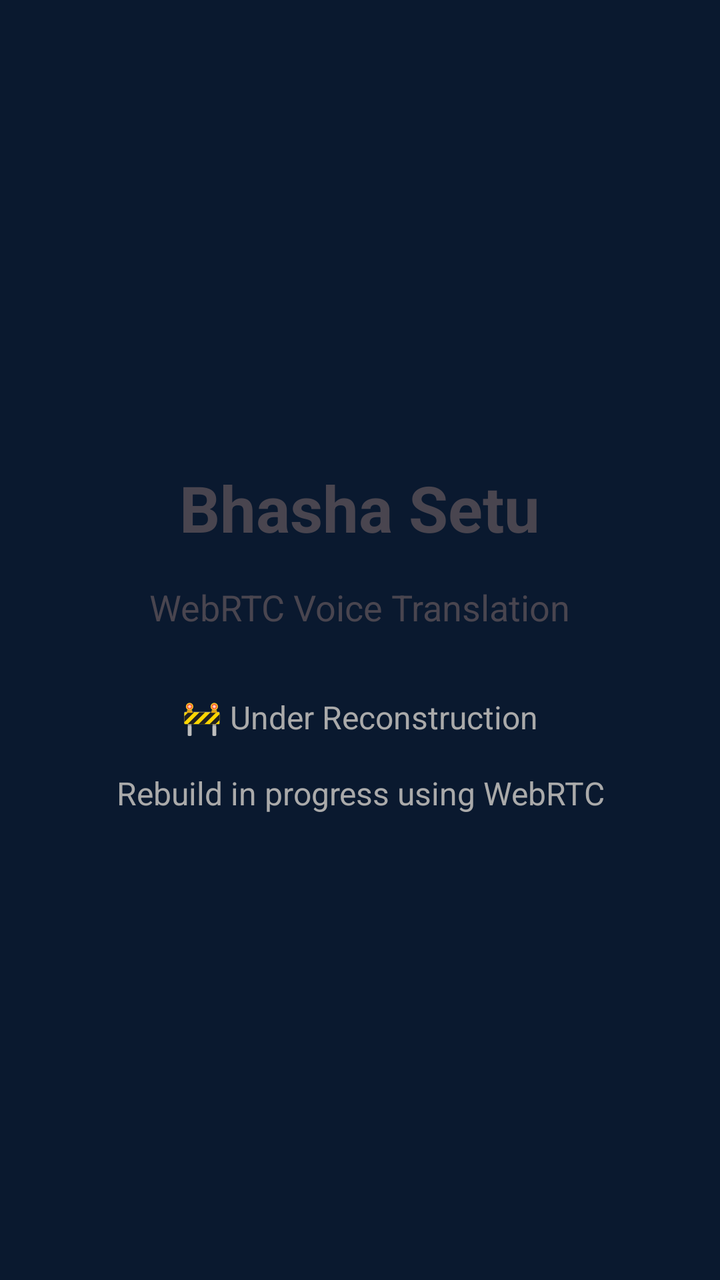
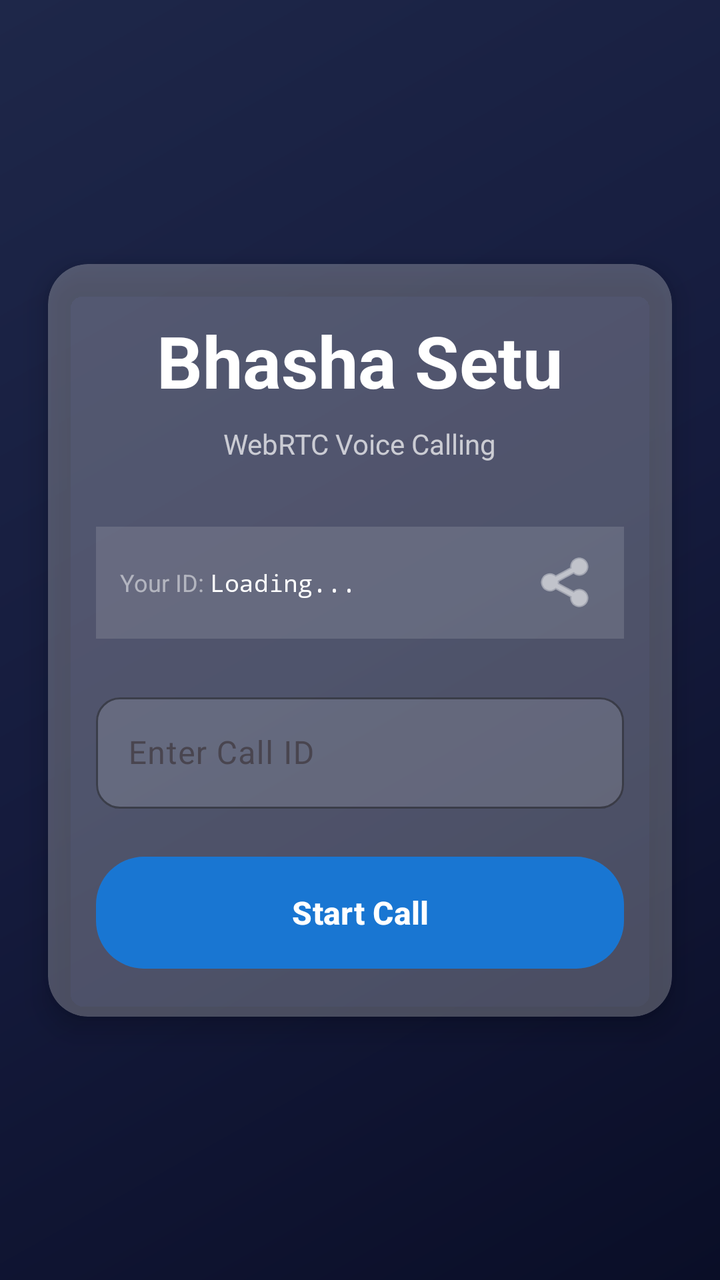

Screens rendered from an Android XML layout before and after an edit, with the pre-edit source and the edit as a unified diff.
<!-- AndroidManifest.xml: application theme Theme.VoiceTranslate -->
<!-- res/layout/activity_main.xml -->
<?xml version="1.0" encoding="utf-8"?>
<LinearLayout xmlns:android="http://schemas.android.com/apk/res/android"
    android:layout_width="match_parent"
    android:layout_height="match_parent"
    android:orientation="vertical"
    android:gravity="center"
    android:padding="24dp">

    <TextView
        android:id="@+id/tvTitle"
        android:layout_width="wrap_content"
        android:layout_height="wrap_content"
        android:text="Bhasha Setu"
        android:textSize="32sp"
        android:textStyle="bold"
        android:layout_marginBottom="16dp" />

    <TextView
        android:id="@+id/tvSubtitle"
        android:layout_width="wrap_content"
        android:layout_height="wrap_content"
        android:text="WebRTC Voice Translation"
        android:textSize="18sp"
        android:layout_marginBottom="32dp" />

    <TextView
        android:id="@+id/tvStatus"
        android:layout_width="wrap_content"
        android:layout_height="wrap_content"
        android:text="🚧 Under Reconstruction\n\nRebuild in progress using WebRTC"
        android:textSize="16sp"
        android:gravity="center"
        android:textColor="@android:color/darker_gray" />

</LinearLayout>
<!-- resources referenced by this layout -->
<resources>
  <style name="Theme.VoiceTranslate" parent="Theme.Material3.DayNight.NoActionBar">
          <item name="colorPrimary">@color/blue_primary</item>
          <item name="android:windowBackground">@color/background_dark</item>
          <item name="android:statusBarColor">@color/background_dark</item>
      </style>
  <color name="blue_primary">#1976D2</color>
  <color name="background_dark">#0A192F</color>
</resources>

<!-- the commit's change to res/layout/activity_main.xml (unified diff, before → after) -->
@@ -1,35 +1,135 @@
 <?xml version="1.0" encoding="utf-8"?>
-<LinearLayout xmlns:android="http://schemas.android.com/apk/res/android"
+<androidx.constraintlayout.widget.ConstraintLayout 
+    xmlns:android="http://schemas.android.com/apk/res/android"
+    xmlns:app="http://schemas.android.com/apk/res-auto"
     android:layout_width="match_parent"
     android:layout_height="match_parent"
-    android:orientation="vertical"
-    android:gravity="center"
-    android:padding="24dp">
+    android:background="@drawable/gradient_background">
 
-    <TextView
-        android:id="@+id/tvTitle"
-        android:layout_width="wrap_content"
+    
+    <androidx.cardview.widget.CardView
+        android:id="@+id/cardMain"
+        android:layout_width="0dp"
         android:layout_height="wrap_content"
-        android:text="Bhasha Setu"
-        android:textSize="32sp"
-        android:textStyle="bold"
-        android:layout_marginBottom="16dp" />
+        android:layout_marginStart="24dp"
+        android:layout_marginEnd="24dp"
+        app:cardBackgroundColor="#40FFFFFF"
+        app:cardCornerRadius="20dp"
+        app:cardElevation="8dp"
+        app:layout_constraintBottom_toBottomOf="parent"
+        app:layout_constraintEnd_toEndOf="parent"
+        app:layout_constraintStart_toStartOf="parent"
+        app:layout_constraintTop_toTopOf="parent">
 
-    <TextView
-        android:id="@+id/tvSubtitle"
-        android:layout_width="wrap_content"
-        android:layout_height="wrap_content"
-        android:text="WebRTC Voice Translation"
-        android:textSize="18sp"
-        android:layout_marginBottom="32dp" />
+        <LinearLayout
+            android:layout_width="match_parent"
+            android:layout_height="wrap_content"
+            android:orientation="vertical"
+            android:padding="24dp">
 
-    <TextView
-        android:id="@+id/tvStatus"
-        android:layout_width="wrap_content"
-        android:layout_height="wrap_content"
-        android:text="🚧 Under Reconstruction\n\nRebuild in progress using WebRTC"
-        android:textSize="16sp"
-        android:gravity="center"
-        android:textColor="@android:color/darker_gray" />
+            
+            <TextView
+                android:id="@+id/tvTitle"
+                android:layout_width="wrap_content"
+                android:layout_height="wrap_content"
+                android:layout_gravity="center"
+                android:text="Bhasha Setu"
+                android:textColor="#FFFFFF"
+                android:textSize="36sp"
+                android:textStyle="bold"
+                android:layout_marginBottom="8dp" />
 
-</LinearLayout>
+            
+            <TextView
+                android:id="@+id/tvSubtitle"
+                android:layout_width="wrap_content"
+                android:layout_height="wrap_content"
+                android:layout_gravity="center"
+                android:text="WebRTC Voice Calling"
+                android:textColor="#B3FFFFFF"
+                android:textSize="14sp"
+                android:layout_marginBottom="32dp" />
+
+            
+            <LinearLayout
+                android:layout_width="match_parent"
+                android:layout_height="wrap_content"
+                android:orientation="horizontal"
+                android:gravity="center_vertical"
+                android:background="#20FFFFFF"
+                android:padding="12dp"
+                android:layout_marginBottom="24dp">
+
+                <TextView
+                    android:id="@+id/tvUserIdLabel"
+                    android:layout_width="wrap_content"
+                    android:layout_height="wrap_content"
+                    android:text="Your ID: "
+                    android:textColor="#80FFFFFF"
+                    android:textSize="12sp" />
+
+                <TextView
+                    android:id="@+id/tvUserId"
+                    android:layout_width="0dp"
+                    android:layout_height="wrap_content"
+                    android:layout_weight="1"
+                    android:text="Loading..."
+                    android:textColor="#FFFFFF"
+                    android:textSize="12sp"
+                    android:fontFamily="monospace"
+                    android:maxLines="1"
+                    android:ellipsize="middle" />
+
+                <ImageButton
+                    android:id="@+id/btnCopyUserId"
+                    android:layout_width="32dp"
+                    android:layout_height="32dp"
+                    android:background="?attr/selectableItemBackgroundBorderless"
+                    android:src="@android:drawable/ic_menu_share"
+                    android:tint="#FFFFFF"
+                    android:contentDescription="Copy User ID" />
+            </LinearLayout>
+
+            
+            <com.google.android.material.textfield.TextInputLayout
+                android:id="@+id/tilCallId"
+                android:layout_width="match_parent"
+                android:layout_height="wrap_content"
+                android:layout_marginBottom="24dp"
+                app:boxBackgroundMode="outline"
+                app:boxBackgroundColor="#20FFFFFF"
+                app:boxStrokeColor="#6C63FF"
+                app:boxCornerRadiusTopStart="12dp"
+                app:boxCornerRadiusTopEnd="12dp"
+                app:boxCornerRadiusBottomStart="12dp"
+                app:boxCornerRadiusBottomEnd="12dp"
+                app:hintTextColor="#80FFFFFF">
+
+                <com.google.android.material.textfield.TextInputEditText
+                    android:id="@+id/etCallId"
+                    android:layout_width="match_parent"
+                    android:layout_height="wrap_content"
+                    android:hint="Enter Call ID"
+                    android:textColor="#FFFFFF"
+                    android:textColorHint="#80FFFFFF"
+                    android:textSize="16sp"
+                    android:inputType="text"
+                    android:maxLines="1" />
+            </com.google.android.material.textfield.TextInputLayout>
+
+            
+            <Button
+                android:id="@+id/btnStartCall"
+                android:layout_width="match_parent"
+                android:layout_height="56dp"
+                android:text="Start Call"
+                android:textColor="#FFFFFF"
+                android:textSize="16sp"
+                android:textStyle="bold"
+                android:background="@drawable/gradient_button"
+                android:elevation="4dp" />
+
+        </LinearLayout>
+    </androidx.cardview.widget.CardView>
+
+</androidx.constraintlayout.widget.ConstraintLayout>
<!-- resource entries referenced after the edit -->
@@ -1,5 +1,27 @@
 <!-- resources referenced by this layout -->
 <resources>
+  <!-- drawable gradient_background (drawable) -->
+  <?xml version="1.0" encoding="utf-8"?>
+  <shape xmlns:android="http://schemas.android.com/apk/res/android">
+      <gradient
+          android:angle="135"
+          android:startColor="#0A0E27"
+          android:centerColor="#151B3D"
+          android:endColor="#1E2749"
+          android:type="linear" />
+  </shape>
+  <!-- drawable gradient_button (drawable) -->
+  <?xml version="1.0" encoding="utf-8"?>
+  <shape xmlns:android="http://schemas.android.com/apk/res/android"
+      android:shape="rectangle">
+      <gradient
+          android:angle="135"
+          android:startColor="#6C63FF"
+          android:centerColor="#4ECDC4"
+          android:endColor="#44A08D"
+          android:type="linear" />
+      <corners android:radius="24dp" />
+  </shape>
   <style name="Theme.VoiceTranslate" parent="Theme.Material3.DayNight.NoActionBar">
           <item name="colorPrimary">@color/blue_primary</item>
           <item name="android:windowBackground">@color/background_dark</item>
